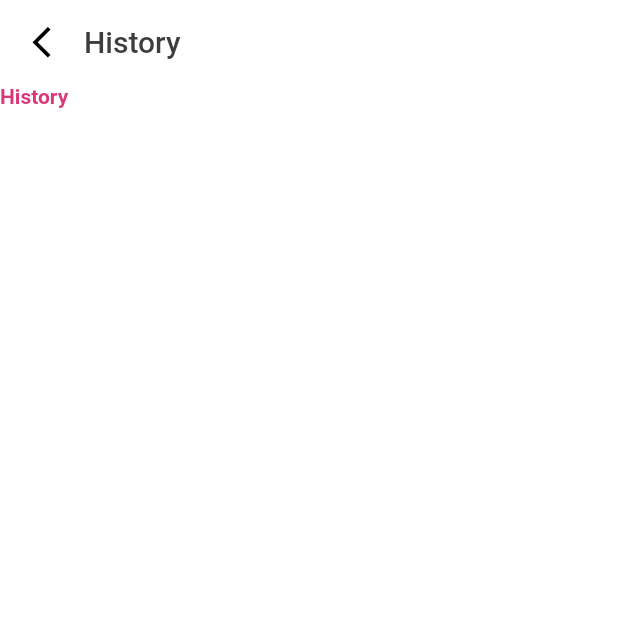
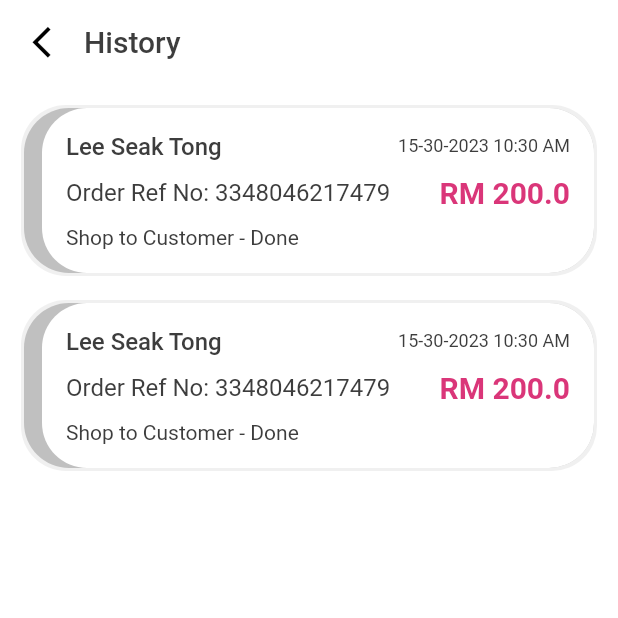
Before and after one commit to ThanSoe24/jojo_taxi, a Flutter app: the HistoryView screen opened directly, on a phone screen of 412 x 824 dp, the top half of it. Run offline on Flutter 3.47's test engine with Material 2 defaults, Android fonts, the light colour scheme and no system bars; our stand-ins replace form_validator, pin_code_fields, shared_preferences; accounts and stored records are empty; Roboto replaces fonts that are missing (RobotoMono).

Commit message:
transaction histories ui

```diff
--- a/lib/components/jojo_text.dart
+++ b/lib/components/jojo_text.dart
@@ -3,13 +3,14 @@ import 'package:flutter/material.dart';
 class JoJoText extends StatelessWidget {
   final String text;
   final TextStyle style;
-  final bool isCenter;
+  final bool isCenter,isRight;
   final bool wrapText;
   final TextOverflow textOverflow;
 
   const JoJoText(this.text,
       {required this.style,
         this.isCenter = false,
+        this.isRight = false,
         this.wrapText = true,
         this.textOverflow = TextOverflow.visible,
         Key? key})
@@ -22,7 +23,7 @@ class JoJoText extends StatelessWidget {
       softWrap: wrapText,
       style: style,
       overflow: textOverflow,
-      textAlign: isCenter ? TextAlign.center : TextAlign.start,
+      textAlign: isCenter ? TextAlign.center : isRight ? TextAlign.right : TextAlign.start,
       textScaleFactor: 1,
 
     );
--- /dev/null
+++ b/lib/domain/model/transaction_model.dart
@@ -0,0 +1,12 @@
+class TransactionModel {
+  final String customer, refNo, status;
+  final double paymentAmount;
+  final DateTime dateTime;
+
+  const TransactionModel(
+      {required this.customer,
+      required this.refNo,
+      required this.status,
+      required this.paymentAmount,
+      required this.dateTime});
+}
--- a/lib/persentation/home/my_account/history_view.dart
+++ b/lib/persentation/home/my_account/history_view.dart
@@ -1,8 +1,11 @@
-
 import 'package:flutter/material.dart';
+import 'package:intl/intl.dart';
 import 'package:jojo_taxi/components/app_bar/app_bar_with_back.dart';
 import 'package:jojo_taxi/components/jojo_text.dart';
+import 'package:jojo_taxi/domain/model/transaction_model.dart';
 import 'package:jojo_taxi/persentation/resources/color_manager.dart';
+import 'package:jojo_taxi/persentation/resources/font_manager.dart';
+import 'package:jojo_taxi/persentation/resources/routes_manager.dart';
 import 'package:jojo_taxi/persentation/resources/style_manager.dart';
 
 class HistoryView extends StatefulWidget {
@@ -13,6 +16,21 @@ class HistoryView extends StatefulWidget {
 }
 
 class _HistoryViewState extends State<HistoryView> {
+  final List<TransactionModel> transactionList = [
+    TransactionModel(
+        customer: "Lee Seak Tong",
+        refNo: "3348046217479",
+        status: "Done",
+        paymentAmount: 200,
+        dateTime: DateTime.now()),
+    TransactionModel(
+        customer: "Lee Seak Tong",
+        refNo: "3348046217479",
+        status: "Done",
+        paymentAmount: 200,
+        dateTime: DateTime.now())
+  ];
+
   @override
   Widget build(BuildContext context) {
     return Scaffold(
@@ -20,9 +38,99 @@ class _HistoryViewState extends State<HistoryView> {
       appBar: AppBarWithBack(
           onBack: () => {Navigator.pop(context)}, title: "History"),
       body: SafeArea(
-        child: JoJoText(
-          "History",
-          style: getBoldStyle(color: ColorManager.primary),
+          child: Padding(
+        padding: const EdgeInsets.all(16),
+        child: Column(
+          mainAxisSize: MainAxisSize.max,
+          mainAxisAlignment: MainAxisAlignment.start,
+          crossAxisAlignment: CrossAxisAlignment.stretch,
+          children: [
+            ListView.builder(
+                shrinkWrap: true,
+                scrollDirection: Axis.vertical,
+                itemCount: transactionList.length,
+                itemBuilder: (BuildContext context, int index) {
+                  return historyList(transactionList[index]);
+                }),
+          ],
+        ),
+      )),
+    );
+  }
+
+  Widget historyList(TransactionModel transactionModel) {
+    return Container(
+      padding: const EdgeInsets.only(left: 12),
+      margin: const EdgeInsets.only(bottom: 20),
+      decoration: BoxDecoration(
+        borderRadius: BorderRadius.circular(30),
+        color: ColorManager.grey2.withOpacity(0.4),
+        boxShadow: [
+          BoxShadow(color: ColorManager.lightGrey, spreadRadius: 2),
+        ],
+      ),
+      child: InkWell(
+        onTap: () => {Navigator.pushNamed(context, Routes.transactionHistoryRoute)},
+        child: Container(
+          padding: const EdgeInsets.all(16),
+          decoration: BoxDecoration(
+            borderRadius: BorderRadius.circular(30),
+            color: ColorManager.white,
+          ),
+          child: Column(
+            mainAxisAlignment: MainAxisAlignment.center,
+            crossAxisAlignment: CrossAxisAlignment.start,
+            mainAxisSize: MainAxisSize.max,
+            children: [
+              Row(
+                mainAxisAlignment: MainAxisAlignment.spaceBetween,
+                children: [
+                  Expanded(
+                    flex: 3,
+                    child: JoJoText(transactionModel.customer,
+                        style: getMediumStyle(
+                            color: ColorManager.grey, fontSize: FontSize.s16)),
+                  ),
+                  Expanded(
+                    flex: 2,
+                    child: JoJoText(
+                        DateFormat('dd-mm-yyy hh:mm a')
+                            .format(transactionModel.dateTime),
+                        isRight: true,
+                        style: getRegularStyle(
+                            color: ColorManager.grey, fontSize: FontSize.s12)),
+                  )
+                ],
+              ),
+              const SizedBox(
+                height: 10,
+              ),
+              Row(
+                mainAxisAlignment: MainAxisAlignment.spaceBetween,
+                children: [
+                  Expanded(
+                      flex: 2,
+                      child: JoJoText("Order Ref No: ${transactionModel.refNo}",
+                          style: getRegularStyle(
+                              color: ColorManager.grey,
+                              fontSize: FontSize.s16))),
+                  Expanded(
+                    flex: 1,
+                    child: JoJoText("RM ${transactionModel.paymentAmount}",
+                        isRight: true,
+                        style: getBoldStyle(
+                            color: ColorManager.primary,
+                            fontSize: FontSize.s20)),
+                  )
+                ],
+              ),
+              const SizedBox(
+                height: 10,
+              ),
+              JoJoText("Shop to Customer - ${transactionModel.status}",
+                  style: getRegularStyle(color: ColorManager.grey))
+            ],
+          ),
         ),
       ),
     );
--- a/lib/persentation/resources/routes_manager.dart
+++ b/lib/persentation/resources/routes_manager.dart
@@ -14,6 +14,7 @@ import 'package:jojo_taxi/persentation/home/my_account/faq_view.dart';
 import 'package:jojo_taxi/persentation/home/my_account/history_view.dart';
 import 'package:jojo_taxi/persentation/home/my_account/incentives_view.dart';
 import 'package:jojo_taxi/persentation/home/my_account/terms_conditions_view.dart';
+import 'package:jojo_taxi/persentation/home/my_account/transaction_detail_view.dart';
 import 'package:jojo_taxi/persentation/splash/splash_view.dart';
 
 class Routes {
@@ -32,6 +33,7 @@ class Routes {
   static const String faqRoute = "/home/my_account/faq";
   static const String termsConditionsRoute = "/home/my_account/termsConditions";
   static const String aboutRoute = "/home/my_account/about";
+  static const String transactionHistoryRoute = "/home/my_account/transaction";
 }
 
 class RouteGenerator {
@@ -67,7 +69,8 @@ class RouteGenerator {
         return MaterialPageRoute(builder: (_) => const TermsConditionsView());
       case Routes.aboutRoute:
         return MaterialPageRoute(builder: (_) => const AboutView());
-
+      case Routes.transactionHistoryRoute:
+        return MaterialPageRoute(builder: (_) => const TransactionDetailView());
       default:
         return unDefinedRoute();
     }
```
Also changed, not shown: lib/persentation/home/my_account/transaction_detail_view.dart (added, +200 -0 lines).
